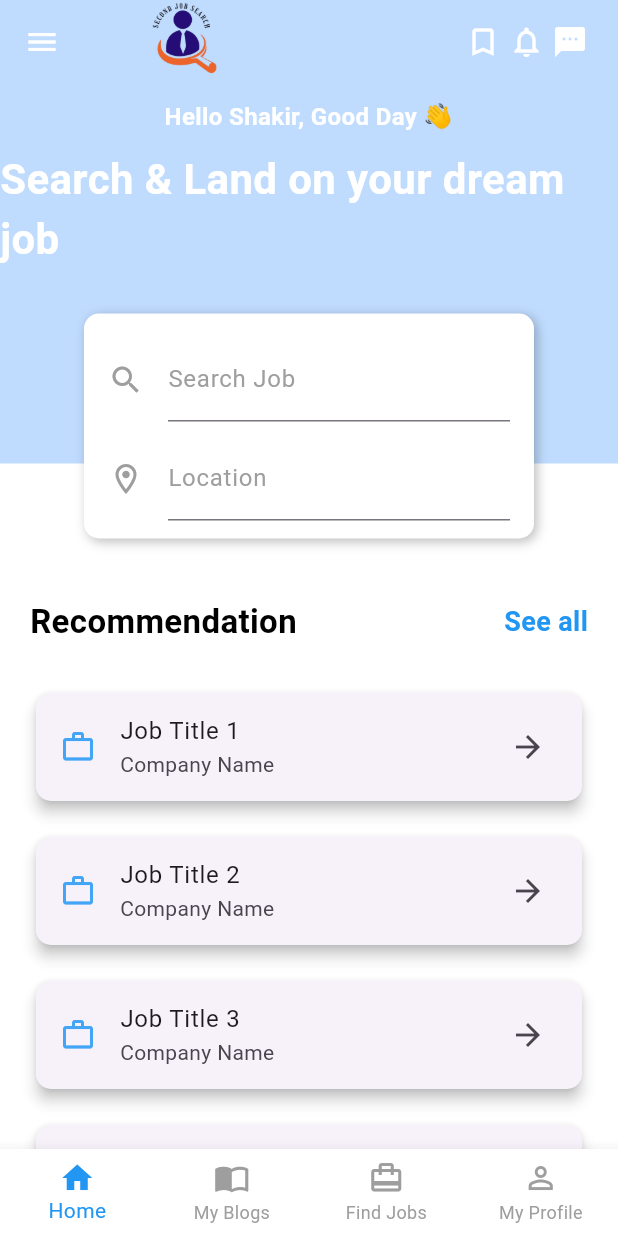
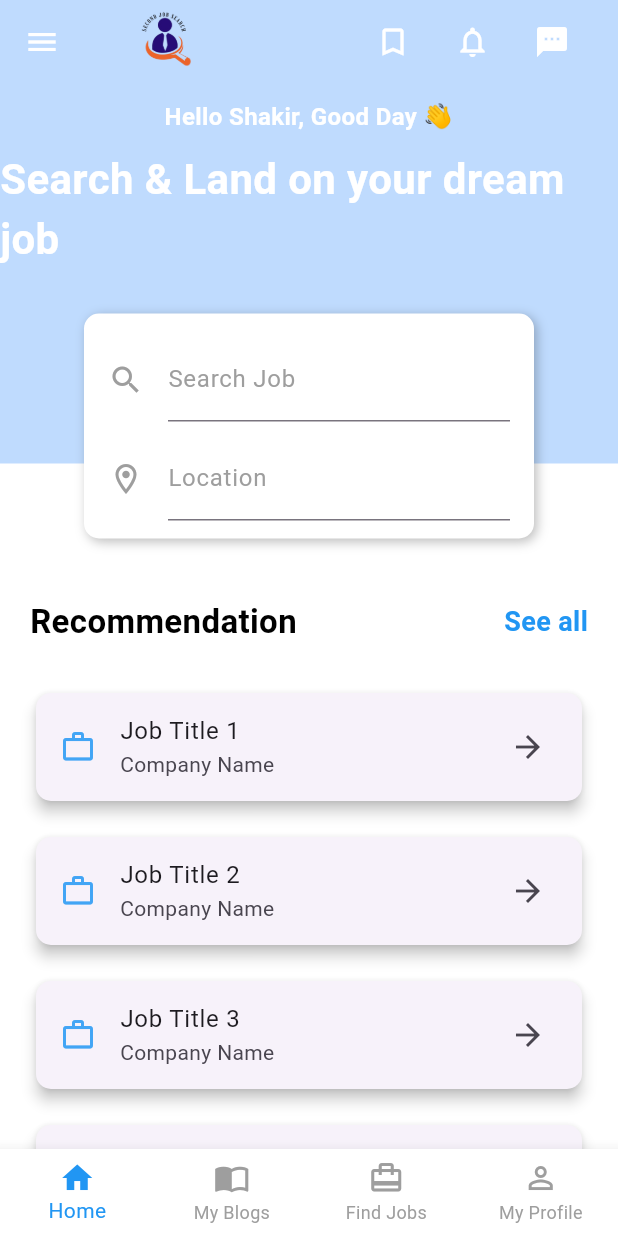
Before and after one commit to Praveen919/Second_Job_Search, a Flutter app: the screen it shows after launch, on a phone screen of 412 x 824 dp. Run offline on Flutter 3.47's test engine with Material 3 defaults, Android fonts, the phone set to English and light mode, and no system bars; our stand-ins replace font_awesome_flutter.

Commit message:
Update main_home.dart

```diff
--- a/lib/screens/main_home.dart
+++ b/lib/screens/main_home.dart
@@ -3,6 +3,9 @@ import 'package:second_job_search/screens/Bottom_navigation/find_jobs_page.dart'
 import 'package:second_job_search/screens/Bottom_navigation/home_page.dart';
 import 'package:second_job_search/screens/Bottom_navigation/my_blogs_page.dart';
 import 'package:second_job_search/screens/Bottom_navigation/my_profile_page.dart';
+import 'package:second_job_search/screens/saved_jobs_screen.dart';
+import 'package:second_job_search/screens/notifications_screen.dart';
+import 'package:second_job_search/screens/sms_screen.dart';
 
 class HomeScreen extends StatefulWidget {
   const HomeScreen({super.key});
@@ -40,39 +43,72 @@ class _HomeScreenState extends State<HomeScreen> {
         ),
         title: Image.asset(
           'assets/logo.png',
-          height: 105.0,
-          width: 105.0,
+          height: 80.0,
+          width: 80.0,
           fit: BoxFit.cover,
         ),
-        actions: const [
+        actions: [  // Remove `const` from here
           Padding(
-            padding: EdgeInsets.fromLTRB(0, 0, 15.0, 0),
+            padding: const EdgeInsets.fromLTRB(0, 0, 15.0, 0),
             child: Row(
               children: [
                 Padding(
-                  padding: EdgeInsets.fromLTRB(0, 0, 5.0, 0),
-                  child: Icon(
+                  padding: const EdgeInsets.fromLTRB(0, 0, 5.0, 0),
+                  child: IconButton(
+                    onPressed: () {
+                      // Handle the button press action here
+                      Navigator.push(
+                        context,
+                        MaterialPageRoute(
+                          builder: (context) => const SavedJobsScreen(),
+                        ),
+                      );
+                    },
+                    icon: const Icon(
                       Icons.bookmark_border,
                       color: Colors.white,
                     ),
                   ),
+                ),
                 Padding(
                   padding: EdgeInsets.fromLTRB(0, 0, 5.0, 0),
-                  child: Icon(
+                  child: IconButton(
+                    onPressed: () {
+                      // Handle the button press action here
+                      Navigator.push(
+                        context,
+                        MaterialPageRoute(
+                          builder: (context) => const NotificationsScreen(),
+                        ),
+                      );
+                    },
+                    icon: const Icon(
                       Icons.notifications_none,
                       color: Colors.white,
                     ),
                   ),
+                ),
                 Padding(
                   padding: EdgeInsets.fromLTRB(0, 0, 5.0, 0),
-                  child: Icon(
+                  child: IconButton(
+                    onPressed: () {
+                      // Handle the button press action here
+                      Navigator.push(
+                        context,
+                        MaterialPageRoute(
+                          builder: (context) => const SMSScreen(),
+                        ),
+                      );
+                    },
+                    icon: const Icon(
                       Icons.sms,
                       color: Colors.white,
                     ),
-                )
+                  ),
+                ),
               ],
             ),
-          )
+          ),
         ],
         backgroundColor: const Color(0xFFBFDBFE),
       ),
@@ -89,7 +125,7 @@ class _HomeScreenState extends State<HomeScreen> {
                     color: Colors.black,
                   ),
                   Text(
-                    "  Dashboard",
+                    "Dashboard",
                     style: TextStyle(
                       color: Colors.black,
                       fontWeight: FontWeight.w500,
```
Lines whose indentation alone changed are shown as unchanged.
